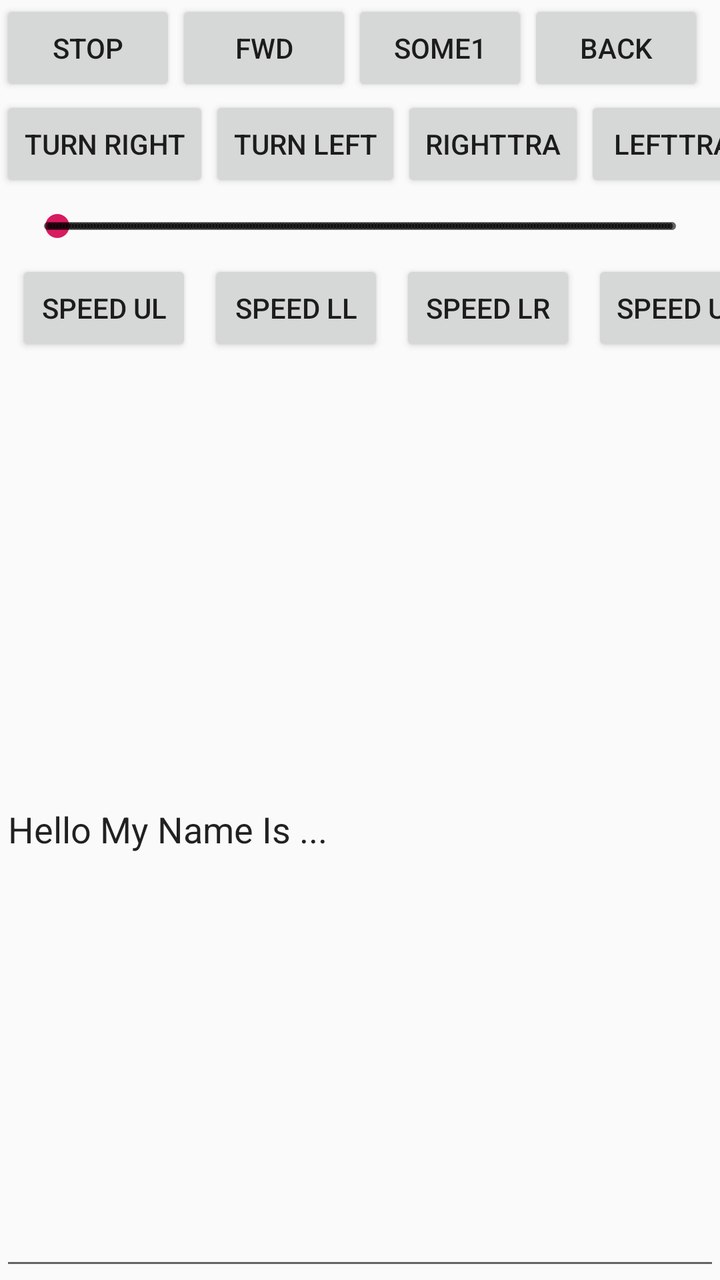
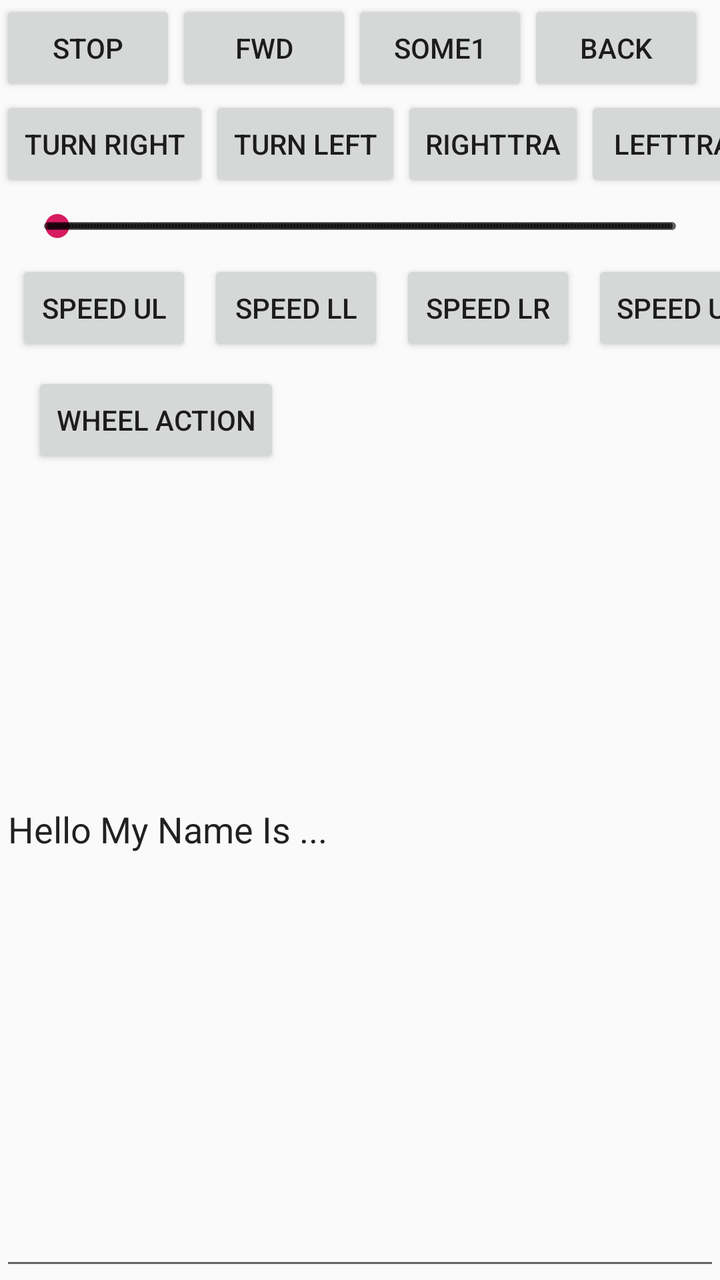

Screens rendered from an Android XML layout before and after an edit, with the pre-edit source and the edit as a unified diff.
<!-- AndroidManifest.xml: application theme AppTheme -->
<!-- res/layout/activity_main.xml -->
<?xml version="1.0" encoding="utf-8"?>
<android.support.constraint.ConstraintLayout xmlns:android="http://schemas.android.com/apk/res/android"
    xmlns:app="http://schemas.android.com/apk/res-auto"
    xmlns:tools="http://schemas.android.com/tools"
    android:layout_width="match_parent"
    android:layout_height="match_parent"
    tools:context=".MainActivity">

    <EditText
        android:id="@+id/messagetextfield"
        android:layout_width="0dp"
        android:layout_height="0dp"
        android:layout_marginTop="8dp"
        android:editable="true"
        android:inputType="textMultiLine"
        android:text="Hello My Name Is ..."
        app:layout_constraintBottom_toBottomOf="parent"
        app:layout_constraintLeft_toLeftOf="parent"
        app:layout_constraintRight_toRightOf="parent"
        app:layout_constraintTop_toBottomOf="@+id/btnsetspeedlr" />

    <Button
        android:id="@+id/btnfwd"
        android:layout_width="wrap_content"
        android:layout_height="wrap_content"
        android:text="fwd"
        app:layout_constraintLeft_toRightOf="@+id/btnstop"
        app:layout_constraintTop_toTopOf="parent" />

    <Button
        android:id="@+id/btnstop"
        android:layout_width="wrap_content"
        android:layout_height="wrap_content"
        android:text="stop"
        app:layout_constraintLeft_toLeftOf="parent"
        app:layout_constraintTop_toTopOf="parent" />

    <Button
        android:id="@+id/btnSome1"
        android:layout_width="wrap_content"
        android:layout_height="wrap_content"
        android:text="Some1"
        app:layout_constraintLeft_toRightOf="@+id/btnfwd"
        app:layout_constraintTop_toTopOf="parent" />

    <Button
        android:id="@+id/btnback"
        android:layout_width="wrap_content"
        android:layout_height="wrap_content"
        android:text="BACK"
        app:layout_constraintLeft_toRightOf="@+id/btnSome1"
        app:layout_constraintTop_toTopOf="parent" />

    <Button
        android:id="@+id/btnrightturn"
        android:layout_width="wrap_content"
        android:layout_height="wrap_content"
        android:text="turn right"
        app:layout_constraintLeft_toLeftOf="@+id/btnstop"
        app:layout_constraintTop_toBottomOf="@+id/btnstop" />

    <Button
        android:id="@+id/btnleftturn"
        android:layout_width="wrap_content"
        android:layout_height="wrap_content"
        android:text="turn left"
        app:layout_constraintLeft_toRightOf="@+id/btnrightturn"
        app:layout_constraintTop_toBottomOf="@+id/btnstop" />

    <Button
        android:id="@+id/btnrighttra"
        android:layout_width="wrap_content"
        android:layout_height="wrap_content"
        android:text="righttra"
        app:layout_constraintLeft_toRightOf="@+id/btnleftturn"
        app:layout_constraintTop_toBottomOf="@+id/btnSome1" />

    <Button
        android:id="@+id/btnlefttra"
        android:layout_width="wrap_content"
        android:layout_height="wrap_content"
        android:text="lefttra"
        app:layout_constraintLeft_toRightOf="@+id/btnrighttra"
        app:layout_constraintTop_toBottomOf="@+id/btnback" />

    <SeekBar
        android:id="@+id/seekBar2"
        style="@style/Widget.AppCompat.SeekBar.Discrete"
        android:layout_width="0dp"
        android:layout_height="wrap_content"
        android:layout_marginStart="8dp"
        android:layout_marginTop="8dp"
        android:layout_marginEnd="8dp"
        android:max="200"
        android:progress="3"
        app:layout_constraintEnd_toEndOf="parent"
        app:layout_constraintStart_toStartOf="parent"
        app:layout_constraintTop_toBottomOf="@+id/btnleftturn" />

    <Button
        android:id="@+id/btnsetspeedul"
        android:layout_width="wrap_content"
        android:layout_height="wrap_content"
        android:layout_marginStart="8dp"
        android:layout_marginTop="8dp"
        android:text="speed UL"
        app:layout_constraintStart_toStartOf="parent"
        app:layout_constraintTop_toBottomOf="@+id/seekBar2" />

    <Button
        android:id="@+id/btnsetspeedll"
        android:layout_width="wrap_content"
        android:layout_height="wrap_content"
        android:layout_marginStart="8dp"
        android:layout_marginTop="8dp"
        android:text="Speed LL"
        app:layout_constraintStart_toEndOf="@+id/btnsetspeedul"
        app:layout_constraintTop_toBottomOf="@+id/seekBar2" />

    <Button
        android:id="@+id/btnsetspeedlr"
        android:layout_width="wrap_content"
        android:layout_height="wrap_content"
        android:layout_marginStart="8dp"
        android:layout_marginTop="8dp"
        android:text="Speed LR"
        app:layout_constraintStart_toEndOf="@+id/btnsetspeedll"
        app:layout_constraintTop_toBottomOf="@+id/seekBar2" />

    <Button
        android:id="@+id/btnsetspeedur"
        android:layout_width="wrap_content"
        android:layout_height="wrap_content"
        android:layout_marginStart="8dp"
        android:layout_marginTop="8dp"
        android:text="Speed UR"
        app:layout_constraintStart_toEndOf="@+id/btnsetspeedlr"
        app:layout_constraintTop_toBottomOf="@+id/seekBar2" />

    <Button
        android:id="@+id/btnwheelaction"
        android:layout_width="wrap_content"
        android:layout_height="wrap_content"
        android:layout_marginStart="8dp"
        android:layout_marginTop="8dp"
        android:text="wheel action"
        app:layout_constraintStart_toEndOf="@+id/btnsetspeedur"
        app:layout_constraintTop_toBottomOf="@+id/seekBar2" />

</android.support.constraint.ConstraintLayout>
<!-- resources referenced by this layout -->
<resources>
  <style name="AppTheme" parent="Theme.AppCompat.Light.DarkActionBar">
          
          <item name="colorPrimary">@color/colorPrimary</item>
          <item name="colorPrimaryDark">@color/colorPrimaryDark</item>
          <item name="colorAccent">@color/colorAccent</item>
      </style>
  <color name="colorPrimary">#008577</color>
  <color name="colorPrimaryDark">#00574B</color>
  <color name="colorAccent">#D81B60</color>
</resources>

<!-- the commit's change to res/layout/activity_main.xml (unified diff, before → after) -->
@@ -144,7 +144,7 @@
         android:layout_marginStart="8dp"
         android:layout_marginTop="8dp"
         android:text="wheel action"
-        app:layout_constraintStart_toEndOf="@+id/btnsetspeedur"
-        app:layout_constraintTop_toBottomOf="@+id/seekBar2" />
+        app:layout_constraintLeft_toLeftOf="@+id/btnsetspeedul"
+        app:layout_constraintTop_toBottomOf="@+id/btnsetspeedul" />
 
 </android.support.constraint.ConstraintLayout>
